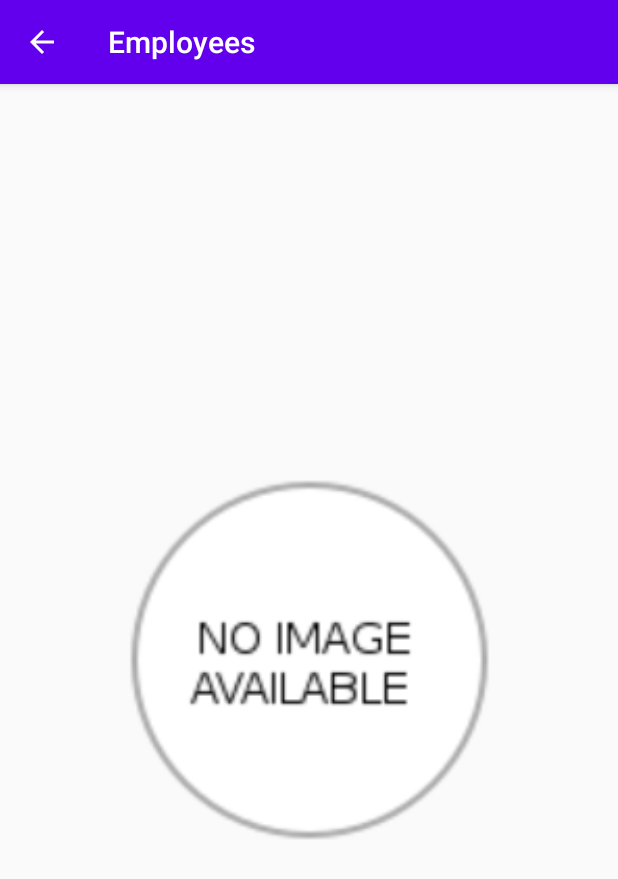
After one commit to naveenprabhu/Employees, an Android app: the EmployeeDetailActivity screen opened directly, with no data from a screen before it, on a phone screen of 412 x 824 dp. The commit adds this screen. Shown: the top 879 px of the screen. Run offline under Robolectric (Android 15) with nearby library versions, the phone set to English and light mode, and no system bars; our stand-ins replace RxJava, Timber; network calls fail.

Commit message:
Create Employee Detail functionality with unit and instrumentation tests

```diff
--- a/clients/android/app/build.gradle
+++ b/clients/android/app/build.gradle
@@ -49,6 +49,7 @@ dependencies {
     implementation "com.squareup.retrofit2:adapter-rxjava3:$rxAdapterVersion"
     implementation "com.squareup.okhttp3:logging-interceptor:$loggingInterceptorVersion"
     implementation "com.fasterxml.jackson.module:jackson-module-kotlin:$jacksonVersion"
+    implementation "org.jetbrains.kotlinx:kotlinx-serialization-runtime:$kotlinSerializationVersion"
 
 
 
--- a/clients/android/app/src/main/java/com/me/employees/di/AppComponent.kt
+++ b/clients/android/app/src/main/java/com/me/employees/di/AppComponent.kt
@@ -1,6 +1,7 @@
 package com.me.employees.di
 
 import android.content.Context
+import com.me.employees.employeedetail.EmployeeDetailComponent
 import com.me.employees.employeeslist.EmployeeListComponent
 import com.me.employees.interceptor.ForceCacheInterceptor
 import dagger.BindsInstance
@@ -19,6 +20,8 @@ interface AppComponent {
 
     fun employeeListComponent() : EmployeeListComponent.Factory
 
+    fun employeeDetailComponent() : EmployeeDetailComponent.Factory
+
     fun forceCacheInterceptor() : ForceCacheInterceptor
 
 }
--- a/clients/android/app/src/main/java/com/me/employees/di/AppSubcomponents.kt
+++ b/clients/android/app/src/main/java/com/me/employees/di/AppSubcomponents.kt
@@ -1,11 +1,13 @@
 package com.me.employees.di
 
+import com.me.employees.employeedetail.EmployeeDetailComponent
 import com.me.employees.employeeslist.EmployeeListComponent
 import dagger.Module
 
 @Module(
     subcomponents = [
-    EmployeeListComponent::class
+    EmployeeListComponent::class,
+    EmployeeDetailComponent::class
     ]
 )
 class AppSubcomponents
--- /dev/null
+++ b/clients/android/app/src/main/java/com/me/employees/employeedetail/EmployeeDetailActivity.kt
@@ -0,0 +1,47 @@
+package com.me.employees.employeedetail
+
+import android.os.Bundle
+import androidx.appcompat.app.AlertDialog
+import androidx.appcompat.app.AppCompatActivity
+import com.me.employees.EmployeeApplication
+import com.me.employees.R
+import com.me.employees.utils.ImageUtil
+import kotlinx.android.synthetic.main.employee_detail.*
+import javax.inject.Inject
+
+class EmployeeDetailActivity: AppCompatActivity(), EmployeeDetailView {
+
+    @Inject
+    lateinit var presenter: EmployeeDetailPresenter
+
+    override fun onCreate(savedInstanceState: Bundle?) {
+        (application as EmployeeApplication).appComponent.employeeDetailComponent().create().inject(this)
+        super.onCreate(savedInstanceState)
+        setContentView(R.layout.employee_detail)
+        actionBar?.setDisplayHomeAsUpEnabled(true)
+        presenter.setView(this)
+
+        val employeeId : Int =intent.getIntExtra("emp", 0)
+        presenter.getEmployeeDetail(employeeId)
+    }
+
+
+    override fun updateImage(imageString: String?) {
+        imageString?.let {
+            employeeImageView.setImageBitmap(ImageUtil.getImageBitmap(imageString))
+        }
+    }
+
+    override fun displayError() {
+        var alertBuilder = AlertDialog.Builder(this)
+        alertBuilder.setTitle(getString(R.string.error_title))
+        alertBuilder.setMessage(getString(R.string.error_message))
+        alertBuilder.setPositiveButton(getString(R.string.ok_button), null)
+        alertBuilder.show()
+    }
+
+    override fun onSupportNavigateUp(): Boolean {
+        onBackPressed()
+        return true
+    }
+}
--- /dev/null
+++ b/clients/android/app/src/main/java/com/me/employees/employeedetail/EmployeeDetailComponent.kt
@@ -0,0 +1,17 @@
+package com.me.employees.employeedetail
+
+import com.me.employees.di.ActivityScope
+import dagger.Subcomponent
+
+@Subcomponent
+@ActivityScope
+interface EmployeeDetailComponent {
+
+    @Subcomponent.Factory
+    interface Factory {
+        fun create(): EmployeeDetailComponent
+    }
+
+    fun inject(activity: EmployeeDetailActivity)
+
+}
--- /dev/null
+++ b/clients/android/app/src/main/java/com/me/employees/employeedetail/EmployeeDetailPresenter.kt
@@ -0,0 +1,40 @@
+package com.me.employees.employeedetail
+
+import com.me.employees.base.BasePreseneter
+import com.me.employees.di.ActivityScope
+import com.me.employees.model.Employee
+import com.me.employees.service.EmployeeService
+import io.reactivex.rxjava3.android.schedulers.AndroidSchedulers
+import io.reactivex.rxjava3.observers.DisposableObserver
+import io.reactivex.rxjava3.schedulers.Schedulers
+import timber.log.Timber
+import javax.inject.Inject
+
+@ActivityScope
+class EmployeeDetailPresenter @Inject constructor(employeeService: EmployeeService): BasePreseneter<EmployeeDetailView>() {
+
+    private val employeeService: EmployeeService = employeeService
+
+
+    fun getEmployeeDetail(employeeId: Int){
+        employeeService.getEmployeeDetail(employeeId)
+            .subscribeOn(Schedulers.io())
+            .observeOn(AndroidSchedulers.mainThread())
+            .subscribe(object : DisposableObserver<Employee>(){
+                override fun onComplete() {
+                    Timber.i("Employee detail complete block")
+                }
+
+                override fun onNext(employee: Employee?) {
+                    Timber.i("Employee detail successful response received")
+                    getView().updateImage(employee?.base64FullImageString)
+                }
+
+                override fun onError(e: Throwable?) {
+                    Timber.e("Employee detail error response received $e")
+                    getView().displayError()
+                }
+            })
+
+    }
+}
--- /dev/null
+++ b/clients/android/app/src/main/java/com/me/employees/employeedetail/EmployeeDetailView.kt
@@ -0,0 +1,6 @@
+package com.me.employees.employeedetail
+
+interface EmployeeDetailView {
+    fun updateImage(imageString: String?)
+    fun displayError()
+}
--- a/clients/android/app/src/main/java/com/me/employees/interceptor/ForceCacheInterceptor.kt
+++ b/clients/android/app/src/main/java/com/me/employees/interceptor/ForceCacheInterceptor.kt
@@ -1,6 +1,5 @@
 package com.me.employees.interceptor
 
-import android.app.Application
 import android.content.Context
 import com.me.employees.utils.NetworkUtils
 import okhttp3.CacheControl
--- a/clients/android/app/src/main/java/com/me/employees/service/EmployeeService.kt
+++ b/clients/android/app/src/main/java/com/me/employees/service/EmployeeService.kt
@@ -4,9 +4,13 @@ import com.me.employees.model.Employee
 import com.me.employees.utils.Constants
 import io.reactivex.rxjava3.core.Observable
 import retrofit2.http.GET
+import retrofit2.http.Path
 
 interface EmployeeService {
 
     @GET(Constants.URL_EMPLOYEE_LIST)
     fun getEmployees() : Observable<List<Employee>>
+
+    @GET(Constants.URL_EMPLOYEE_DETAIL)
+    fun getEmployeeDetail(@Path("id") employeeId: Int) : Observable<Employee>
 }
--- a/clients/android/app/src/main/java/com/me/employees/utils/Constants.kt
+++ b/clients/android/app/src/main/java/com/me/employees/utils/Constants.kt
@@ -3,4 +3,7 @@ package com.me.employees.utils
 object Constants {
 
     const val URL_EMPLOYEE_LIST = "employees"
+    const val URL_EMPLOYEE_DETAIL = "employees/{id}"
+    const val EMPLOYEE_DATA = "employee"
+    const val EMPLOYEE_ID = "employeeId"
 }
--- a/clients/android/app/src/main/java/com/me/employees/utils/NetworkUtils.kt
+++ b/clients/android/app/src/main/java/com/me/employees/utils/NetworkUtils.kt
@@ -2,7 +2,6 @@ package com.me.employees.utils
 
 import android.content.Context
 import android.net.ConnectivityManager
-import android.net.Network
 import android.net.NetworkInfo
 
 object NetworkUtils {
@@ -13,7 +12,5 @@ object NetworkUtils {
         var activeNetworkInfo : NetworkInfo? = connectivityManager.activeNetworkInfo
         return activeNetworkInfo?.isConnected ?: false
 
-
-
     }
 }
--- /dev/null
+++ b/clients/android/app/src/main/res/layout/employee_detail.xml
@@ -0,0 +1,18 @@
+<?xml version="1.0" encoding="utf-8"?>
+<androidx.constraintlayout.widget.ConstraintLayout xmlns:android="http://schemas.android.com/apk/res/android"
+    xmlns:app="http://schemas.android.com/apk/res-auto"
+    xmlns:tools="http://schemas.android.com/tools"
+    android:layout_width="match_parent"
+    android:layout_height="match_parent">
+
+    <ImageView
+        android:id="@+id/employeeImageView"
+        android:layout_width="250dp"
+        android:layout_height="300dp"
+        app:layout_constraintBottom_toBottomOf="parent"
+        app:layout_constraintEnd_toEndOf="parent"
+        app:layout_constraintHorizontal_bias="0.5"
+        app:layout_constraintStart_toStartOf="parent"
+        app:layout_constraintTop_toTopOf="parent"
+        app:srcCompat="@drawable/noimage" />
+</androidx.constraintlayout.widget.ConstraintLayout>
--- a/clients/android/build.gradle
+++ b/clients/android/build.gradle
@@ -51,4 +51,5 @@ ext {
     rxVersion='3.0.0'
     mockitoVersion='2.2.0'
     hamcrestVersion='2.2'
+    kotlinSerializationVersion='1.0-M1-1.4.0-rc'
 }
```
Also changed, not shown: clients/android/app/src/main/AndroidManifest.xml (+8 -0 lines), clients/android/app/src/main/java/com/me/employees/employeeslist/EmployeeAdapter.kt (+12 -10 lines), clients/android/app/src/main/java/com/me/employees/employeeslist/EmployeeListPresenter.kt (+5 -2 lines), clients/android/app/src/main/java/com/me/employees/employeeslist/EmployeesListActivity.kt (+9 -1 lines), clients/android/app/src/main/java/com/me/employees/model/Employee.kt (+4 -6 lines), clients/android/app/src/main/java/com/me/employees/utils/ImageUtil.kt (added, +14 -0 lines), 1 other file.
